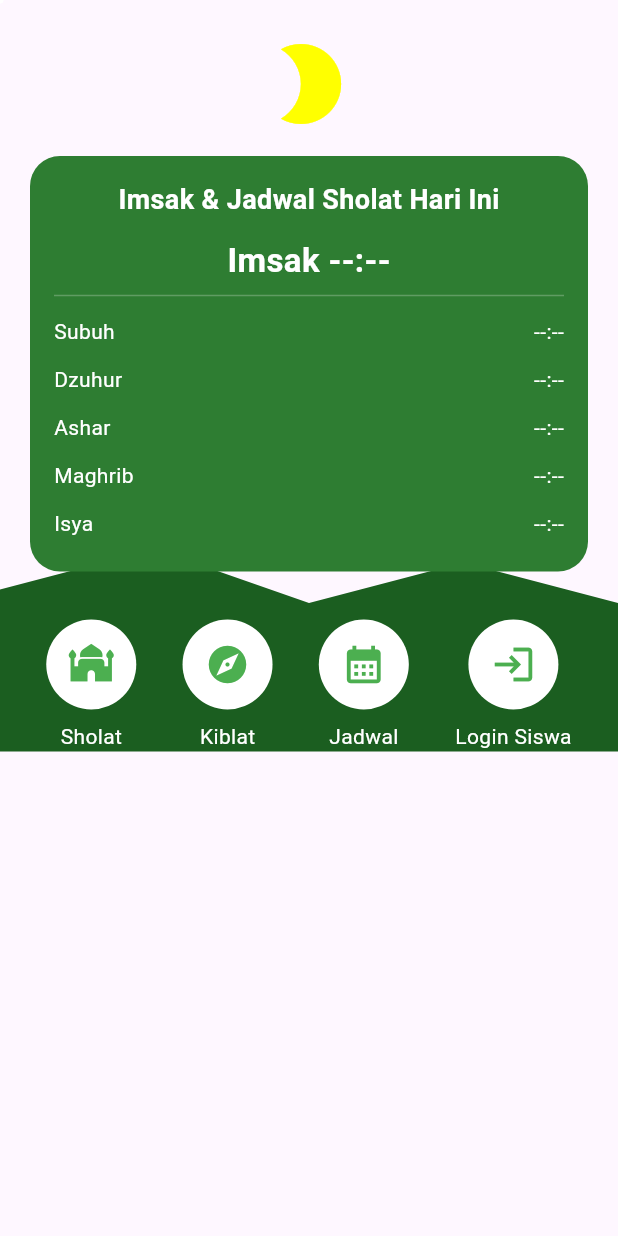
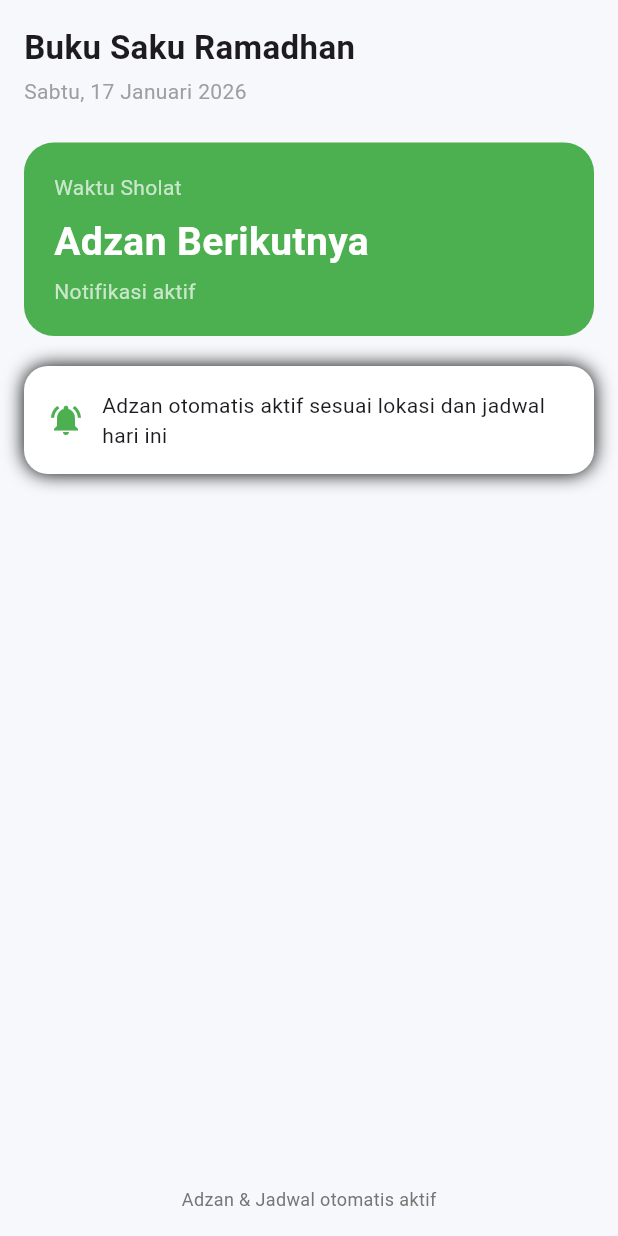
Before and after one commit to ideahousetech-pey/buku-saku-ramadhan-v2, a Flutter app: the screen it shows after launch, on a phone screen of 412 x 824 dp. Run offline on Flutter 3.47's test engine with Material 3 defaults, Android fonts, the phone set to English and light mode, and no system bars; our stand-ins replace flutter_local_notifications, geocoding, geolocator, shared_preferences, timezone; statements that could not run were skipped.

Commit message:
feat: complete adzan system with gps, toggle, auto update

```diff
--- a/lib/main.dart
+++ b/lib/main.dart
@@ -1,8 +1,17 @@
 import 'package:flutter/material.dart';
+
 import 'pages/home_page.dart';
-import 'pages/login_siswa_page.dart';
+import 'utils/timezone_helper.dart';
+import 'services/adzan_notification_service.dart';
+import 'services/daily_update_service.dart';
 
-void main() {
+void main() async {
+  WidgetsFlutterBinding.ensureInitialized();
+
+  await TimezoneHelper.init();
+  await AdzanNotificationService.init();
+  await DailyUpdateService.refreshIfNeeded();
+
   runApp(const MyApp());
 }
 
@@ -12,15 +21,9 @@ class MyApp extends StatelessWidget {
   @override
   Widget build(BuildContext context) {
     return MaterialApp(
+      debugShowCheckedModeBanner: false,
       title: 'Buku Saku Ramadhan',
-      debugShowCheckedModeBanner: false,
-      theme: ThemeData(
-        primarySwatch: Colors.green,
-      ),
-      routes: {
-        '/': (context) => const HomePage(),
-        '/login-siswa': (context) => const LoginSiswaPage(),
-      },
+      home: const HomePage(),
     );
   }
 }
--- a/lib/pages/home_page.dart
+++ b/lib/pages/home_page.dart
@@ -1,8 +1,7 @@
 import 'package:flutter/material.dart';
-import '../services/prayer_service.dart';
-import '../widgets/menu_item.dart';
-import '../widgets/star_background.dart';
-import '../widgets/mountain_painter.dart';
+import 'package:intl/intl.dart';
+
+import '../services/daily_update_service.dart';
 
 class HomePage extends StatefulWidget {
   const HomePage({super.key});
@@ -12,121 +11,137 @@ class HomePage extends StatefulWidget {
 }
 
 class _HomePageState extends State<HomePage> {
-  Map<String, String>? prayerTimes;
-  bool loading = true;
+  bool _loading = true;
 
   @override
   void initState() {
     super.initState();
-    _loadPrayerTimes();
+    _initApp();
   }
 
-  Future<void> _loadPrayerTimes() async {
-    try {
-      final result = await PrayerService.getPrayerTimes();
-      if (!mounted) return;
-      setState(() {
-        prayerTimes = result;
-        loading = false;
-      });
-    } catch (_) {
-      if (!mounted) return;
-      setState(() => loading = false);
-    }
+  Future<void> _initApp() async {
+    await DailyUpdateService.refreshIfNeeded();
+    if (mounted) setState(() => _loading = false);
   }
 
   @override
   Widget build(BuildContext context) {
+    final today =
+        DateFormat('EEEE, dd MMMM yyyy', 'id_ID').format(DateTime.now());
+
     return Scaffold(
-      body: Stack(
+      backgroundColor: const Color(0xFFF6F8FB),
+      body: SafeArea(
+        child: _loading
+            ? const Center(child: CircularProgressIndicator())
+            : Padding(
+                padding: const EdgeInsets.all(16),
+                child: Column(
+                  crossAxisAlignment: CrossAxisAlignment.start,
                   children: [
-          const StarBackground(),
-
-          Positioned(
-            bottom: 0,
-            left: 0,
-            right: 0,
-            height: 180,
-            child: CustomPaint(painter: MountainPainter()),
-          ),
-
-          SafeArea(
-            child: SingleChildScrollView(
-              child: Column(
-                children: [
-                  const SizedBox(height: 24),
-
-                  const Icon(
-                    Icons.brightness_2,
-                    color: Colors.yellowAccent,
-                    size: 64,
-                  ),
-
-                  const SizedBox(height: 16),
-
-                  Padding(
-                    padding: const EdgeInsets.symmetric(horizontal: 20),
-                    child: Container(
-                      padding: const EdgeInsets.all(16),
-                      decoration: BoxDecoration(
-                        color: Colors.green.shade800,
-                        borderRadius: BorderRadius.circular(20),
-                      ),
-                      child: loading
-                          ? const Center(
-                              child: CircularProgressIndicator(
-                                color: Colors.white,
-                              ),
-                            )
-                          : Column(
-                              children: [
+                    /// HEADER
                     const Text(
-                                  'Imsak & Jadwal Sholat Hari Ini',
+                      'Buku Saku Ramadhan',
                       style: TextStyle(
-                                    color: Colors.white,
-                                    fontSize: 18,
-                                    fontWeight: FontWeight.bold,
-                                  ),
-                                ),
-                                const SizedBox(height: 12),
-                                Text(
-                                  'Imsak ${prayerTimes?['Imsak'] ?? '--:--'}',
-                                  style: const TextStyle(
-                                    color: Colors.white,
                         fontSize: 22,
                         fontWeight: FontWeight.bold,
                       ),
                     ),
-                                const Divider(color: Colors.white24),
-                                _JadwalItem('Subuh', prayerTimes?['Subuh']),
-                                _JadwalItem('Dzuhur', prayerTimes?['Dzuhur']),
-                                _JadwalItem('Ashar', prayerTimes?['Ashar']),
-                                _JadwalItem('Maghrib', prayerTimes?['Maghrib']),
-                                _JadwalItem('Isya', prayerTimes?['Isya']),
+                    const SizedBox(height: 4),
+                    Text(
+                      today,
+                      style: const TextStyle(color: Colors.grey),
+                    ),
+
+                    const SizedBox(height: 24),
+
+                    /// CARD WAKTU SHOLAT
+                    _buildMainCard(),
+
+                    const SizedBox(height: 20),
+
+                    /// STATUS
+                    _buildStatus(),
+
+                    const Spacer(),
+
+                    /// FOOTER
+                    Center(
+                      child: Text(
+                        'Adzan & Jadwal otomatis aktif',
+                        style: TextStyle(
+                          color: Colors.grey.shade600,
+                          fontSize: 12,
+                        ),
+                      ),
+                    ),
                   ],
                 ),
               ),
       ),
+    );
+  }
 
-                  const SizedBox(height: 32),
-
-                  Row(
-                    mainAxisAlignment: MainAxisAlignment.spaceEvenly,
-                    children: [
-                      MenuItem(icon: Icons.mosque, label: 'Sholat'),
-                      MenuItem(icon: Icons.explore, label: 'Kiblat'),
-                      MenuItem(icon: Icons.calendar_month, label: 'Jadwal'),
-                      MenuItem(
-                        icon: Icons.login,
-                        label: 'Login Siswa',
-                        onTap: () {
-                          Navigator.pushNamed(context, '/login-siswa');
-                        },
+  Widget _buildMainCard() {
+    return Container(
+      width: double.infinity,
+      padding: const EdgeInsets.all(20),
+      decoration: BoxDecoration(
+        color: Colors.green,
+        borderRadius: BorderRadius.circular(20),
+      ),
+      child: Column(
+        crossAxisAlignment: CrossAxisAlignment.start,
+        children: const [
+          Text(
+            'Waktu Sholat',
+            style: TextStyle(
+              color: Colors.white70,
+              fontSize: 14,
+            ),
+          ),
+          SizedBox(height: 8),
+          Text(
+            'Adzan Berikutnya',
+            style: TextStyle(
+              color: Colors.white,
+              fontSize: 26,
+              fontWeight: FontWeight.bold,
+            ),
+          ),
+          SizedBox(height: 4),
+          Text(
+            'Notifikasi aktif',
+            style: TextStyle(
+              color: Colors.white70,
+            ),
           ),
         ],
       ),
+    );
+  }
+
+  Widget _buildStatus() {
+    return Container(
+      padding: const EdgeInsets.all(16),
+      decoration: BoxDecoration(
+        color: Colors.white,
+        borderRadius: BorderRadius.circular(16),
+        boxShadow: [
+          BoxShadow(
+            color: Colors.black.withValues(alpha: 13),
+            blurRadius: 10,
+          ),
         ],
       ),
+      child: Row(
+        children: const [
+          Icon(Icons.notifications_active, color: Colors.green),
+          SizedBox(width: 12),
+          Expanded(
+            child: Text(
+              'Adzan otomatis aktif sesuai lokasi dan jadwal hari ini',
+              style: TextStyle(fontSize: 14),
             ),
           ),
         ],
@@ -134,24 +149,3 @@ class _HomePageState extends State<HomePage> {
     );
   }
 }
-
-class _JadwalItem extends StatelessWidget {
-  final String name;
-  final String? time;
-
-  const _JadwalItem(this.name, this.time);
-
-  @override
-  Widget build(BuildContext context) {
-    return Padding(
-      padding: const EdgeInsets.symmetric(vertical: 6),
-      child: Row(
-        mainAxisAlignment: MainAxisAlignment.spaceBetween,
-        children: [
-          Text(name, style: const TextStyle(color: Colors.white)),
-          Text(time ?? '--:--', style: const TextStyle(color: Colors.white)),
-        ],
-      ),
-    );
-  }
-}
--- /dev/null
+++ b/lib/services/adzan_notification_service.dart
@@ -0,0 +1,62 @@
+import 'package:flutter_local_notifications/flutter_local_notifications.dart';
+import 'package:timezone/timezone.dart' as tz;
+
+class AdzanNotificationService {
+  static final _notifications = FlutterLocalNotificationsPlugin();
+
+  static Future<void> init() async {
+    const android = AndroidInitializationSettings('@mipmap/ic_launcher');
+    await _notifications.initialize(
+      const InitializationSettings(android: android),
+    );
+  }
+
+  static Future<void> cancel(int id) async {
+    await _notifications.cancel(id);
+  }
+
+  static Future<void> schedule({
+    required int id,
+    required String sholat,
+    required String time,
+  }) async {
+    final now = DateTime.now();
+    final parts = time.split(':');
+
+    final scheduled = tz.TZDateTime(
+      tz.local,
+      now.year,
+      now.month,
+      now.day,
+      int.parse(parts[0]),
+      int.parse(parts[1]),
+    );
+
+    if (scheduled.isBefore(tz.TZDateTime.now(tz.local))) return;
+
+    final sound =
+        sholat.toLowerCase() == 'subuh' ? 'adzan_fajr' : 'adzan';
+
+    await _notifications.zonedSchedule(
+      id,
+      'Adzan ${_cap(sholat)}',
+      'Waktunya sholat ${_cap(sholat)}',
+      scheduled,
+      NotificationDetails(
+        android: AndroidNotificationDetails(
+          'adzan_channel',
+          'Adzan',
+          importance: Importance.max,
+          priority: Priority.high,
+          sound: RawResourceAndroidNotificationSound(sound),
+        ),
+      ),
+      androidScheduleMode: AndroidScheduleMode.exactAllowWhileIdle,
+      uiLocalNotificationDateInterpretation:
+          UILocalNotificationDateInterpretation.absoluteTime,
+    );
+  }
+
+  static String _cap(String t) =>
+      t[0].toUpperCase() + t.substring(1);
+}
--- /dev/null
+++ b/lib/services/daily_update_service.dart
@@ -0,0 +1,50 @@
+import 'package:shared_preferences/shared_preferences.dart';
+
+import 'location_service.dart';
+import 'kota_service.dart';
+import 'jadwal_sholat_service.dart';
+import 'adzan_notification_service.dart';
+
+class DailyUpdateService {
+  static Future<void> refreshIfNeeded() async {
+    final prefs = await SharedPreferences.getInstance();
+    final today = DateTime.now().toIso8601String().substring(0, 10);
+
+    if (prefs.getString('last_update') == today) return;
+
+    String kotaId = prefs.getString('kota_id') ?? '';
+
+    if (kotaId.isEmpty) {
+      final cityName = await LocationService.getCityName();
+      kotaId = KotaService.getKotaId(cityName ?? '');
+      await prefs.setString('kota_id', kotaId);
+    }
+
+    final jadwal =
+        await JadwalSholatService.fetchJadwal(kotaId: kotaId);
+
+    final sholatMap = {
+      'subuh': 1,
+      'dzuhur': 2,
+      'ashar': 3,
+      'maghrib': 4,
+      'isya': 5,
+    };
+
+    for (final entry in sholatMap.entries) {
+      final enabled = prefs.getBool(entry.key) ?? true;
+
+      if (enabled) {
+        await AdzanNotificationService.schedule(
+          id: entry.value,
+          sholat: entry.key,
+          time: jadwal[entry.key]!,
+        );
+      } else {
+        await AdzanNotificationService.cancel(entry.value);
+      }
+    }
+
+    await prefs.setString('last_update', today);
+  }
+}
--- /dev/null
+++ b/lib/services/jadwal_sholat_service.dart
@@ -0,0 +1,19 @@
+import 'dart:convert';
+import 'package:http/http.dart' as http;
+
+class JadwalSholatService {
+  static Future<Map<String, String>> fetchJadwal({
+    required String kotaId,
+  }) async {
+    final today = DateTime.now();
+    final url =
+        'https://api.myquran.com/v2/sholat/jadwal/$kotaId/${today.year}/${today.month}/${today.day}';
+
+    final response = await http.get(Uri.parse(url));
+    final data = jsonDecode(response.body);
+
+    return Map<String, String>.from(
+      data['data']['jadwal'],
+    );
+  }
+}
--- /dev/null
+++ b/lib/services/kota_service.dart
@@ -0,0 +1,24 @@
+class KotaService {
+  static const Map<String, String> kotaMap = {
+    'Jakarta': '1301',
+    'Bandung': '1219',
+    'Bekasi': '1309',
+    'Depok': '1321',
+    'Bogor': '1204',
+    'Surabaya': '1638',
+    'Semarang': '1533',
+    'Yogyakarta': '1434',
+    'Medan': '0901',
+    'Palembang': '1609',
+    'Makassar': '1901',
+  };
+
+  static String getKotaId(String cityName) {
+    for (final entry in kotaMap.entries) {
+      if (cityName.contains(entry.key)) {
+        return entry.value;
+      }
+    }
+    return '1301'; // default Jakarta
+  }
+}
--- /dev/null
+++ b/lib/services/location_service.dart
@@ -0,0 +1,22 @@
+import 'package:geolocator/geolocator.dart';
+import 'package:geocoding/geocoding.dart';
+
+class LocationService {
+  static Future<String?> getCityName() async {
+    final permission = await Geolocator.checkPermission();
+    if (permission == LocationPermission.denied) {
+      await Geolocator.requestPermission();
+    }
+
+    final position = await Geolocator.getCurrentPosition(
+      desiredAccuracy: LocationAccuracy.low,
+    );
+
+    final placemarks = await placemarkFromCoordinates(
+      position.latitude,
+      position.longitude,
+    );
+
+    return placemarks.first.locality;
+  }
+}
--- /dev/null
+++ b/lib/utils/timezone_helper.dart
@@ -0,0 +1,9 @@
+import 'package:timezone/data/latest.dart' as tz;
+import 'package:timezone/timezone.dart' as tz;
+
+class TimezoneHelper {
+  static Future<void> init() async {
+    tz.initializeTimeZones();
+    tz.setLocalLocation(tz.getLocation('Asia/Jakarta'));
+  }
+}
--- a/lib/widgets/star_background.dart
+++ b/lib/widgets/star_background.dart
@@ -28,7 +28,7 @@ class _StarPainter extends CustomPainter {
 
   @override
   void paint(Canvas canvas, Size size) {
-    final paint = Paint()..color = Colors.white.withOpacity(0.8);
+    final paint = Paint()..color = Colors.white.withValues(alpha: 77);
     for (int i = 0; i < 60; i++) {
       final dx = random.nextDouble() * size.width;
       final dy = random.nextDouble() * size.height * 0.6;
```
Also changed, not shown: pubspec.yaml (+6 -1 lines), pubspec.lock, 6 other files. Lines whose indentation alone changed are shown as unchanged.
